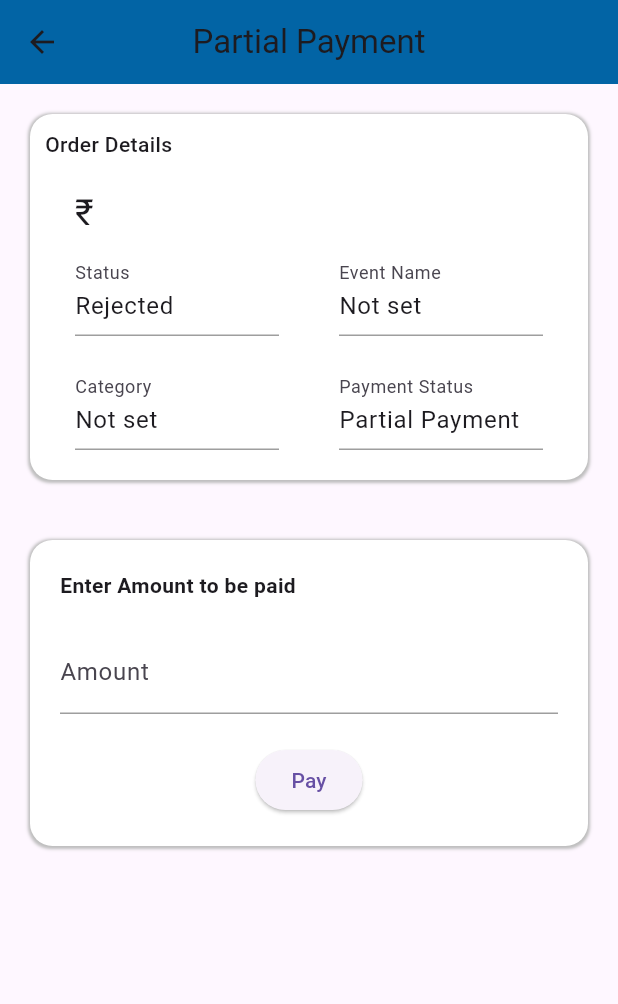
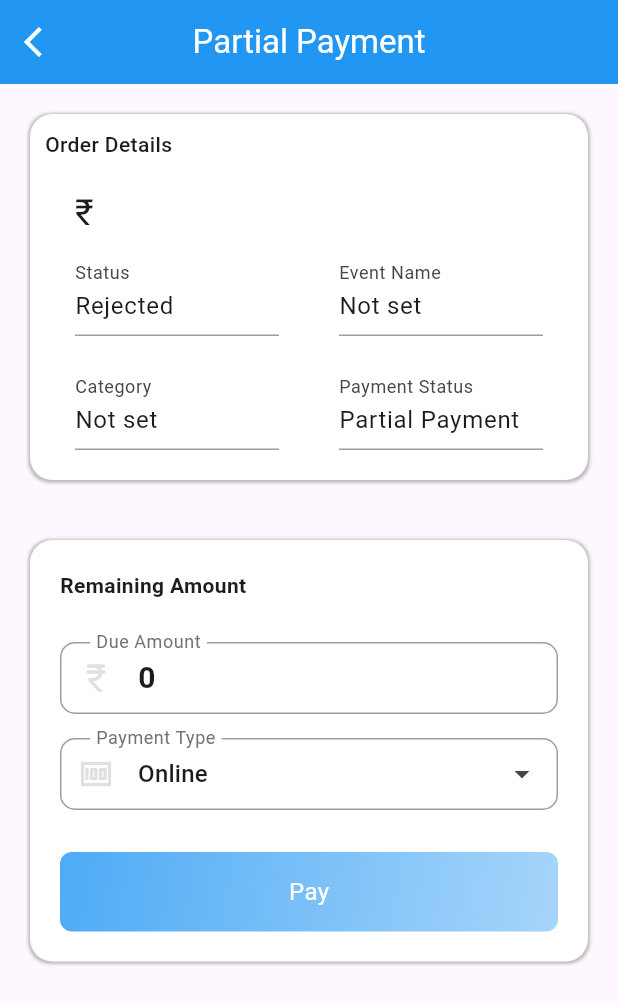
Before and after one commit to srvtechnology/Go-Party-VendorApp, a Flutter app: the PartialPaymentPage screen opened directly with empty values, on a phone screen of 412 x 824 dp. Shown: the top 1004 px of the screen. Run offline on Flutter 3.47's test engine with Material 3 defaults, Android fonts, the phone set to English and light mode, and no system bars; drawn by our look-alikes of showcaseview; our stand-ins replace cached_network_image, connectivity_plus, csc_picker, device_preview, dio, dropdown_search and 13 more; missing offline and left inert: dart:ffi, quill_html_editor, splash_view, syncfusion_flutter_pdfviewer; accounts and stored records are empty; network calls fail.

Commit message:
remaining amount & dropdown added in payment page

```diff
--- a/lib/core/models/order.dart
+++ b/lib/core/models/order.dart
@@ -1,4 +1,4 @@
-import 'package:utsavlife/core/utils/logger.dart';
+import 'dart:core';
 
 class Category {}
 
@@ -14,7 +14,9 @@ enum VendorOrderStatus {
 class CustomerDetailsModel {
   String name;
   String? email, phoneNumber;
+
   CustomerDetailsModel({required this.name, this.email, this.phoneNumber});
+
   factory CustomerDetailsModel.fromJson(Map json) {
     return CustomerDetailsModel(
         name: json["name"], email: json["email"], phoneNumber: json["mobile"]);
@@ -42,6 +44,8 @@ class OrderModel {
   VendorOrderStatus vendorOrderStatus;
   OrderStatus orderStatus;
   String? admin_remarks;
+  num remaining_amount = 0.00;
+
   OrderModel({
     required this.id,
     required this.address,
@@ -59,6 +63,7 @@ class OrderModel {
     this.service_name,
     this.timing,
     this.admin_remarks,
+    required this.remaining_amount,
   });
 
   factory OrderModel.fromJson(Map json) {
@@ -132,6 +137,8 @@ class OrderModel {
       end_date: json["event_end_date"].toString(),
       service_name: tempServiceName,
       category: tempCategoryName,
-        admin_remarks: json["admin_remarks"]);
+      admin_remarks: json["admin_remarks"],
+      remaining_amount: json["remaining_amount"]?? 0.00,
+    );
   }
 }
--- a/lib/routes/partialPaymentPage.dart
+++ b/lib/routes/partialPaymentPage.dart
@@ -1,14 +1,22 @@
 import 'package:flutter/material.dart';
 import 'package:provider/provider.dart';
 import 'package:responsive_sizer/responsive_sizer.dart';
+import 'package:utsavlife/core/components/appToolbar.dart';
+import 'package:utsavlife/core/components/gradientButton.dart';
+import 'package:utsavlife/core/models/dropdown.dart';
 import 'package:utsavlife/core/models/order.dart';
 import 'package:utsavlife/core/provider/AuthProvider.dart';
 import 'package:utsavlife/core/repo/order.dart';
 
+import '../core/utils/UIColor.dart';
+
+const EdgeInsets textInputPadding =
+    EdgeInsets.symmetric(vertical: 8, horizontal: 0);
+
 class PartialPaymentPage extends StatefulWidget {
   final OrderModel order;
 
-  const PartialPaymentPage({Key? key,required this.order}) : super(key: key);
+  const PartialPaymentPage({Key? key, required this.order}) : super(key: key);
 
   @override
   State<PartialPaymentPage> createState() => _PartialPaymentPageState();
@@ -17,12 +25,28 @@ class PartialPaymentPage extends StatefulWidget {
 class _PartialPaymentPageState extends State<PartialPaymentPage> {
   TextEditingController _controller = TextEditingController();
   final formKey = GlobalKey<FormState>();
+
+  int selectedPaymentMode = 0;
+
+
+  List<DropDownField> paymentModes = [
+    DropDownField(title: "Online", value: "O"),
+    DropDownField(title: "Cash", value: "C"),
+
+  ];
+  @override
+  void initState() {
+    // TODO: implement initState
+    super.initState();
+    _controller.text = widget.order.amount;
+  }
+
   @override
   Widget build(BuildContext context) {
     return Scaffold(
-      appBar: AppBar(
-        centerTitle: true,
-        title: Text("Partial Payment"),
+      appBar: AppToolbar(
+        toolbarTitle: "Partial Payment",
+        onPressed: Navigator.of(context).pop,
       ),
       body: Container(
         height: double.infinity,
@@ -38,35 +62,61 @@ class _PartialPaymentPageState extends State<PartialPaymentPage> {
                   borderRadius: BorderRadius.circular(15),
                   boxShadow: [
                     BoxShadow(
-                      offset: Offset(0,0.5),
+                        offset: Offset(0, 0.5),
                         color: Colors.grey[400]!,
                         blurRadius: 1,
-                      spreadRadius: 1
-                    ),
-                  ]
-                ),
+                        spreadRadius: 1),
+                  ]),
               child: Column(
                 crossAxisAlignment: CrossAxisAlignment.start,
                 children: [
-                    Text("Order Details",style: TextStyle(fontWeight: FontWeight.w500),),
-                    const SizedBox(height: 20,),
+                  Text(
+                    "Order Details",
+                    style: TextStyle(fontWeight: FontWeight.w500),
+                  ),
+                  const SizedBox(
+                    height: 20,
+                  ),
                   Column(
                     crossAxisAlignment: CrossAxisAlignment.start,
                     children: [
                       Container(
                         padding: EdgeInsets.symmetric(horizontal: 20),
-                          child: Text("₹ ${widget.order.amount}",style: Theme.of(context).textTheme.headlineSmall,),
+                        child: Text(
+                          "₹ ${widget.order.amount}",
+                          style: Theme.of(context).textTheme.headlineSmall,
+                        ),
                       ),
                       Row(
                         children: [
-                            Expanded(child: DetailTile("Status", widget.order.vendorOrderStatus == VendorOrderStatus.approved?"Accepted":widget.order!.vendorOrderStatus == VendorOrderStatus.pending?"Pending":"Rejected")),
-                            Expanded(child: DetailTile("Event Name", widget.order.category!)),
+                          Expanded(
+                              child: DetailTile(
+                                  "Status",
+                                  widget.order.vendorOrderStatus ==
+                                          VendorOrderStatus.approved
+                                      ? "Accepted"
+                                      : widget.order!.vendorOrderStatus ==
+                                              VendorOrderStatus.pending
+                                          ? "Pending"
+                                          : "Rejected")),
+                          Expanded(
+                              child: DetailTile(
+                                  "Event Name", widget.order.category!)),
                         ],
                       ),
                       Row(
                         children: [
-                            Expanded(child: DetailTile("Category", widget.order.category!)),
-                            Expanded(child: DetailTile("Payment Status", widget.order.paymentStatus==OrderPaymentStatus.partial?"Partial Payment":"Payment Completed",)),
+                          Expanded(
+                              child: DetailTile(
+                                  "Category", widget.order.category!)),
+                          Expanded(
+                              child: DetailTile(
+                            "Payment Status",
+                            widget.order.paymentStatus ==
+                                    OrderPaymentStatus.partial
+                                ? "Partial Payment"
+                                : "Payment Completed",
+                          )),
                         ],
                       ),
                     ],
@@ -74,7 +124,9 @@ class _PartialPaymentPageState extends State<PartialPaymentPage> {
                 ],
               ),
             ),
-            const SizedBox(height: 40,),
+            const SizedBox(
+              height: 40,
+            ),
             Container(
               padding: EdgeInsets.all(20),
               decoration: BoxDecoration(
@@ -82,44 +134,112 @@ class _PartialPaymentPageState extends State<PartialPaymentPage> {
                   borderRadius: BorderRadius.circular(15),
                   boxShadow: [
                     BoxShadow(
-                        offset: Offset(0,0.5),
+                        offset: Offset(0, 0.5),
                         color: Colors.grey[400]!,
                         blurRadius: 1,
-                        spreadRadius: 1
-                    ),
-                  ]
-              ),
+                        spreadRadius: 1),
+                  ]),
               child: Column(
                 mainAxisAlignment: MainAxisAlignment.start,
                 crossAxisAlignment: CrossAxisAlignment.start,
                 children: [
-                  Text("Enter Amount to be paid",style: TextStyle(fontWeight: FontWeight.w600),),
-                  const SizedBox(height: 20,),
-                  Form(
-                    key: formKey,
-                    child: TextFormField(
-                      keyboardType: TextInputType.numberWithOptions(signed: false),
-                      validator: (text){
-                        if(text==null || text.isEmpty)return "Please enter an amount";
-                      },
-                      controller: _controller,
+                  Text(
+                    "Remaining Amount",
+                    style: TextStyle(fontWeight: FontWeight.w600),
+                  ),
+                  const SizedBox(
+                    height: 20,
+                  ),
+                  Container(
+                    padding: textInputPadding,
+                    child: InputDecorator(
                       decoration: InputDecoration(
-                          labelText: "Amount",
-                        border: OutlineInputBorder(
-                          borderRadius: BorderRadius.circular(15)
-                        )
+                        prefixIcon: Icon(Icons.currency_rupee,
+                            color: UIColor.prefix_icon_tint),
+                        contentPadding: EdgeInsets.symmetric(horizontal: 20),
+                        label: Text(
+                          "Due Amount",
+                          style: TextStyle(color: UIColor.hint_text_color),
+                        ),
+                        focusedBorder: OutlineInputBorder(
+                          borderRadius: BorderRadius.circular(10.0),
+                          borderSide: BorderSide(
+                            color: UIColor.theme_color,
+                          ),
+                        ),
+                        enabledBorder: OutlineInputBorder(
+                          borderRadius: BorderRadius.circular(10.0),
+                          borderSide: BorderSide(
+                            color: Colors.grey,
+                            width: 1.0,
                           ),
                         ),
                       ),
-                  const SizedBox(height: 20,),
-                  Row(
-                    mainAxisAlignment: MainAxisAlignment.center,
-                    children: [
-                      ElevatedButton(onPressed: (){
+                      child: Text(
+                        widget.order.remaining_amount.toString(),
+                        style: TextStyle(
+                            fontSize: 20, fontWeight: FontWeight.w600),
+                      ),
+                    ),
+                  ),
+                  Container(
+                    padding: textInputPadding,
+                    child: InputDecorator(
+                      decoration: InputDecoration(
+                        prefixIcon:
+                            Icon(Icons.money, color: UIColor.prefix_icon_tint),
+                        contentPadding: EdgeInsets.symmetric(horizontal: 20),
+                        label: Text(
+                          "Payment Type",
+                          style: TextStyle(color: UIColor.hint_text_color),
+                        ),
+                        suffixIcon: IconButton(
+                         icon:  Icon(Icons.arrow_drop_down),
+                          color: UIColor.prefix_icon_tint,
+                          onPressed: null,
+                        ),
+                        focusedBorder: OutlineInputBorder(
+                          borderRadius: BorderRadius.circular(10.0),
+                          borderSide: BorderSide(
+                            color: UIColor.theme_color,
+                          ),
+                        ),
+                        enabledBorder: OutlineInputBorder(
+                          borderRadius: BorderRadius.circular(10.0),
+                          borderSide: BorderSide(
+                            color: Colors.grey,
+                            width: 1.0,
+                          ),
+                        ),
+                      ),
+                      child: DropdownButton<DropDownField>(
+                        value: paymentModes[selectedPaymentMode],
+                        items: paymentModes
+                            .map((DropDownField item) =>
+                                DropdownMenuItem<DropDownField>(
+                                    child: Text(item.title), value: item))
+                            .toList(),
+                        onChanged: (DropDownField? value) {
+                          setState(() {
+                            selectedPaymentMode = paymentModes.indexOf(value!!);
+                          });
+                        },
+                        underline: SizedBox.shrink(),
+                        icon: SizedBox.shrink(),
+                      ),
+                    ),
+                  ),
+                  const SizedBox(
+                    height: 20,
+                  ),
+                  GradientButton(
+                      buttonInsideMaterialBox: true,
+                      text: paymentModes[selectedPaymentMode].value == "C"
+                          ? "Confirm"
+                          : "Pay",
+                      onPressed: () {
                         _payAmount();
-                      }, child: Text("Pay")),
-                    ],
-                  )
+                      }),
                 ],
               ),
             ),
@@ -128,34 +248,34 @@ class _PartialPaymentPageState extends State<PartialPaymentPage> {
       ),
     );
   }
-  void _payAmount()async{
-    if(formKey.currentState!.validate()){
-      try{
-        await payPartialAmount(context.read<AuthProvider>(), widget.order.id, _controller.text);
-        ScaffoldMessenger.of(context).showSnackBar(SnackBar(content: Text("Amount Paid")));
+
+  void _payAmount() async {
+    if (formKey.currentState!.validate()) {
+      try {
+        await payPartialAmount(
+            context.read<AuthProvider>(), widget.order.id, _controller.text);
+        ScaffoldMessenger.of(context)
+            .showSnackBar(SnackBar(content: Text("Amount Paid")));
         Navigator.pop(context);
-      }catch(e){
-        ScaffoldMessenger.of(context).showSnackBar(SnackBar(content: Text("Error occured, please try later")));
+      } catch (e) {
+        ScaffoldMessenger.of(context).showSnackBar(
+            SnackBar(content: Text("Error occured, please try later")));
         //Navigator.pop(context);
       }
     }
   }
-  Widget DetailTile(String header,String body){
-    if(body=="")body="Not set";
+
+  Widget DetailTile(String header, String body) {
+    if (body == "") body = "Not set";
     return Container(
-        constraints: BoxConstraints(
-            maxHeight: 40.h
-        ),
-        margin: EdgeInsets.symmetric(horizontal: 20,vertical: 10),
+        constraints: BoxConstraints(maxHeight: 40.h),
+        margin: EdgeInsets.symmetric(horizontal: 20, vertical: 10),
         child: TextFormField(
           maxLines: null,
-          decoration: InputDecoration(
-              labelText: header,
-              border: InputBorder.none
-          ),
+          decoration:
+              InputDecoration(labelText: header, border: InputBorder.none),
           initialValue: body,
           readOnly: true,
-        )
-    );
+        ));
   }
 }
```
Lines whose indentation alone changed are shown as unchanged.
